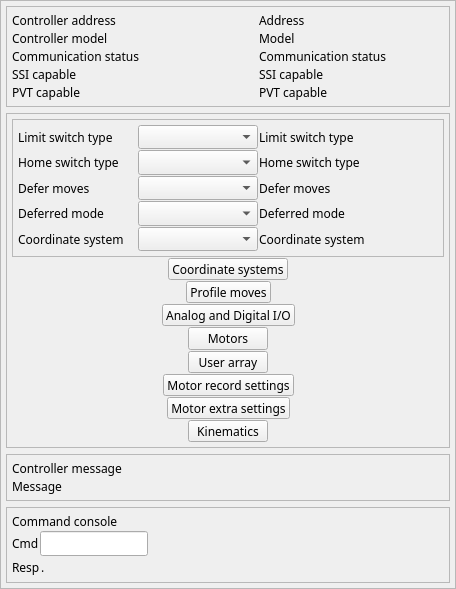
motorapp/Galil, file 3-4/GalilSup/op/ui/galil_dmc_ctrl.ui: the form before one commit.
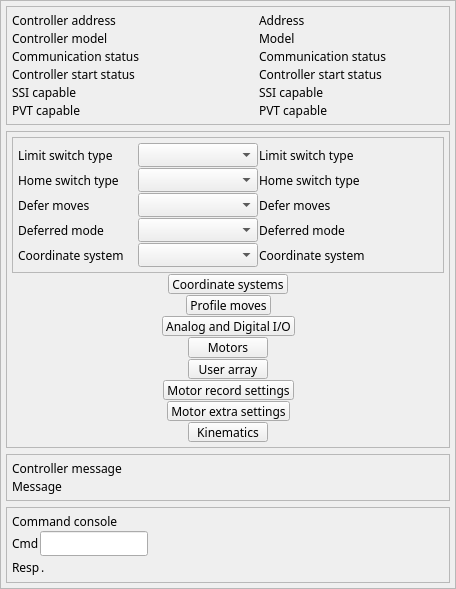
The form after the commit. Custom widgets are drawn as their Qt base class.

Commit message: Changed default encoder stall time to .2 seconds Add stop delay for heavy loads Add controller start status PV

```diff
--- a/3-4/GalilSup/op/ui/galil_dmc_ctrl.ui
+++ b/3-4/GalilSup/op/ui/galil_dmc_ctrl.ui
@@ -200,6 +200,57 @@
         </item>
        </layout>
       </item>
+      <item>
+       <layout class="QHBoxLayout" name="horizontalLayout_21" stretch="4,3">
+        <item>
+         <widget class="QLabel" name="label_15">
+          <property name="sizePolicy">
+           <sizepolicy hsizetype="Preferred" vsizetype="Preferred">
+            <horstretch>0</horstretch>
+            <verstretch>0</verstretch>
+           </sizepolicy>
+          </property>
+          <property name="sizeIncrement">
+           <size>
+            <width>1</width>
+            <height>1</height>
+           </size>
+          </property>
+          <property name="font">
+           <font>
+            <family>Abyssinica SIL</family>
+            <pointsize>9</pointsize>
+           </font>
+          </property>
+          <property name="text">
+           <string>Controller start status</string>
+          </property>
+         </widget>
+        </item>
+        <item>
+         <widget class="QELabel" name="qelabel_9">
+          <property name="sizePolicy">
+           <sizepolicy hsizetype="Minimum" vsizetype="Preferred">
+            <horstretch>0</horstretch>
+            <verstretch>0</verstretch>
+           </sizepolicy>
+          </property>
+          <property name="font">
+           <font>
+            <family>Abyssinica SIL</family>
+            <pointsize>9</pointsize>
+           </font>
+          </property>
+          <property name="variable" stdset="0">
+           <string>$(DMC)START_STATUS</string>
+          </property>
+          <property name="text">
+           <string>Controller start status</string>
+          </property>
+         </widget>
+        </item>
+       </layout>
+      </item>
       <item>
        <layout class="QHBoxLayout" name="horizontalLayout_8" stretch="4,3">
         <item>
```
The commit also changes 15 other files.
